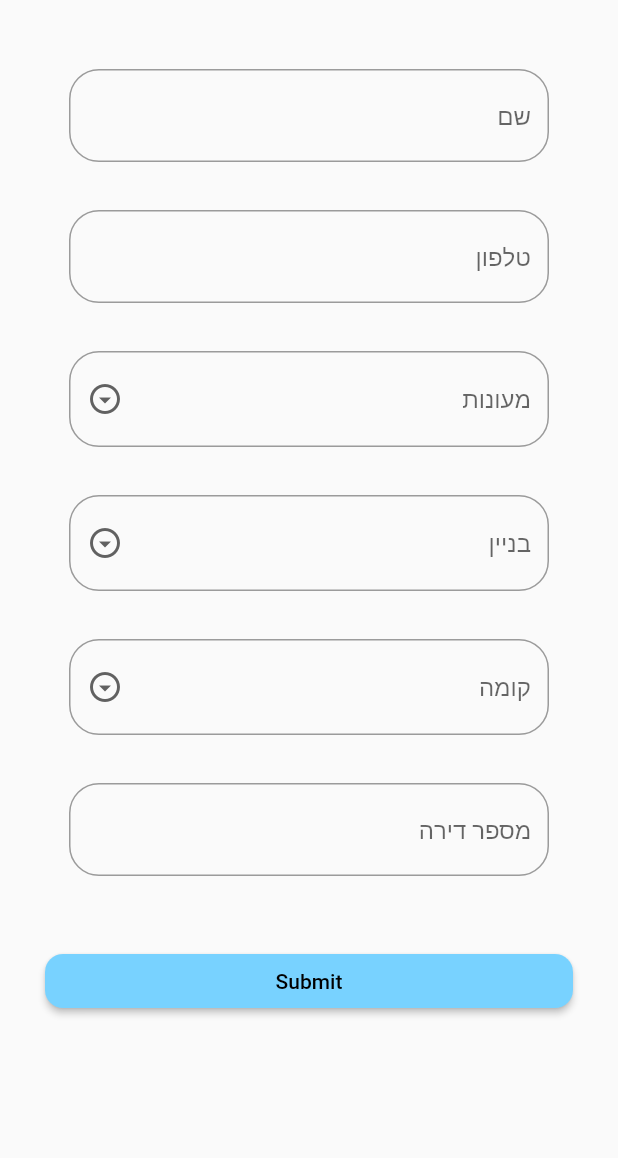
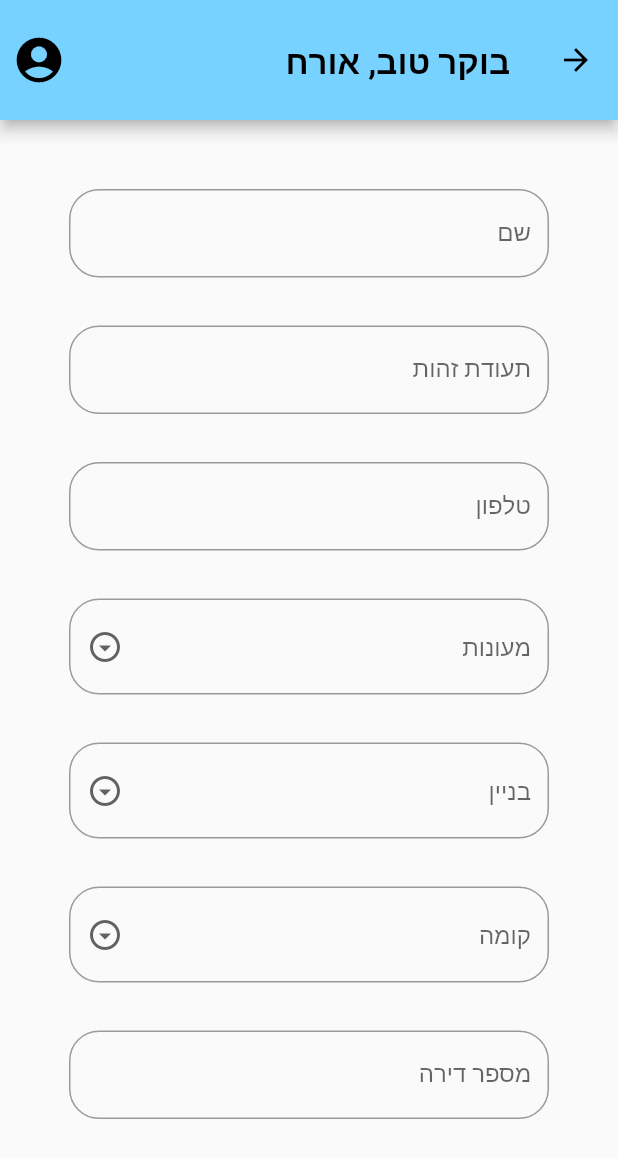
Before and after one commit to dannybroyd/meonot, a Flutter app: the ProfilePage screen opened by its route, on a phone screen of 412 x 824 dp. Shown: the top 1158 px of the screen. Run offline on Flutter 3.47's test engine with Material 2 defaults, Android fonts, the phone set to English and light mode, and no system bars; drawn by our look-alikes of flutter_form_builder; missing offline and left inert: dart:ffi.

Commit message:
updated the saving of fields and added id

```diff
--- a/meonot_app/our_app/lib/pages/profile.dart
+++ b/meonot_app/our_app/lib/pages/profile.dart
@@ -1,3 +1,5 @@
+import 'dart:ffi';
+
 import 'package:our_app/util/resources/importss.dart';
 
 class ProfilePage extends StatefulWidget {
@@ -9,17 +11,25 @@ class ProfilePage extends StatefulWidget {
 
 class _ProfileFormState extends State<ProfilePage> {
 
-  final _formKey = GlobalKey<FormState>();
+  final _formKey = GlobalKey<FormBuilderState>();
   String e = "einstein";
   String b= "broshim";
   List<String> all_buildings = ["A","B","C","D","E","F","G","H","I","J","K"];
   List<String> all_floors = ["-1","0","1","2","3","4","5","6","7","8","9","10","11", "12","13","14","15","G","ROOF"];
+  String myName = "";
+  String myId = "";
+  String myPhone = "";
+  String myMeonot = "";
+  String myBuilding = "";
+  String myFloor ="";
+  String myAppartment = "";
 
   @override
   Widget build(BuildContext context) {
     return Directionality(
       textDirection: TextDirection.rtl,
       child: Scaffold(
+        appBar: const MyAppBar(),
         body: Padding(padding:  const EdgeInsets.all(30),
          child: FormBuilder(
           key: _formKey,
@@ -28,6 +38,15 @@ class _ProfileFormState extends State<ProfilePage> {
             MainFormField(
               name: "name",
               hintText: 'שם',
+              validator:(val){
+                if(val != null) {
+                  return "ENTER VALID NAME";
+                }
+                return null;
+                }),
+            MainFormField(
+              name: "id",
+              hintText: 'תעודת זהות',
               validator:(val){
                 if(val != null) {
                   return "ENTER VALID NAME";
@@ -77,7 +96,19 @@ class _ProfileFormState extends State<ProfilePage> {
                 return null;
                 }),
              const SizedBox(height: 30,),
-            ElevatedButton(onPressed: (){} ,style: ButtonStyle(shape: MaterialStateProperty.all<RoundedRectangleBorder>(RoundedRectangleBorder(borderRadius: BorderRadius.circular(12)))), child: const Text("Submit")),
+            ElevatedButton(
+              onPressed: (){  // saves the values
+               final myName = _formKey.currentState!.fields['name']!.value;
+               final myId = _formKey.currentState!.fields['id']!.value;
+               final myPhone= _formKey.currentState!.fields['phone']!.value;
+               final myMeonot = _formKey.currentState!.fields['meonot']!.value;
+               final myBuilding = _formKey.currentState!.fields['building']!.value;
+               final myFloor = _formKey.currentState!.fields['floor']!.value;
+               final myAppartment = _formKey.currentState!.fields['appartment']!.value;
+
+            },
+            style:
+            ButtonStyle(shape: MaterialStateProperty.all<RoundedRectangleBorder>(RoundedRectangleBorder(borderRadius: BorderRadius.circular(12)))), child: const Text("Submit")),
             // TODO: make class of button, because we have same button in 3 different forms
           ],
          )),
--- a/meonot_app/our_app/lib/util/appbar.dart
+++ b/meonot_app/our_app/lib/util/appbar.dart
@@ -15,7 +15,7 @@ class MyAppBar extends StatelessWidget implements PreferredSizeWidget {
       temp = "בוקר טוב";
       } else if(hours>=12 && hours<=16){
       temp = "צהריים טובים";
-      } else if(hours>=16 && hours<=21){
+      } else if(hours>=16 && hours<=18){
       temp = "ערב טוב";
       } else {temp = "לילה טוב"; }
       // TODO: change Guest to name when doron finishes profile
--- a/meonot_app/our_app/lib/util/drop_down_field.dart
+++ b/meonot_app/our_app/lib/util/drop_down_field.dart
@@ -13,7 +13,6 @@ class DropDownF extends StatelessWidget {
   final String hintText;
   final List<String> lst;
   final String? Function(String?)? onChanged;
-
 
 
   List<DropdownMenuItem<String>> _makeItems(List<String> lst){
--- a/meonot_app/our_app/lib/util/form_field.dart
+++ b/meonot_app/our_app/lib/util/form_field.dart
@@ -5,12 +5,13 @@ class MainFormField extends StatelessWidget {
     super.key,
     required this.name,
     required this.hintText,
-    this.validator
+    this.validator,
     });
 
   final String hintText;
   final String name;
   final String? Function(String?)? validator;
+
 
   @override
   Widget build(BuildContext context) {
@@ -20,8 +21,9 @@ class MainFormField extends StatelessWidget {
         name: name,
         validator: validator,
         decoration: InputDecoration(
-          hintText: hintText,
+          label: Text(hintText) ,
           border: OutlineInputBorder(borderRadius: BorderRadius.circular(20))),
+
       ),
     );
   }
```
